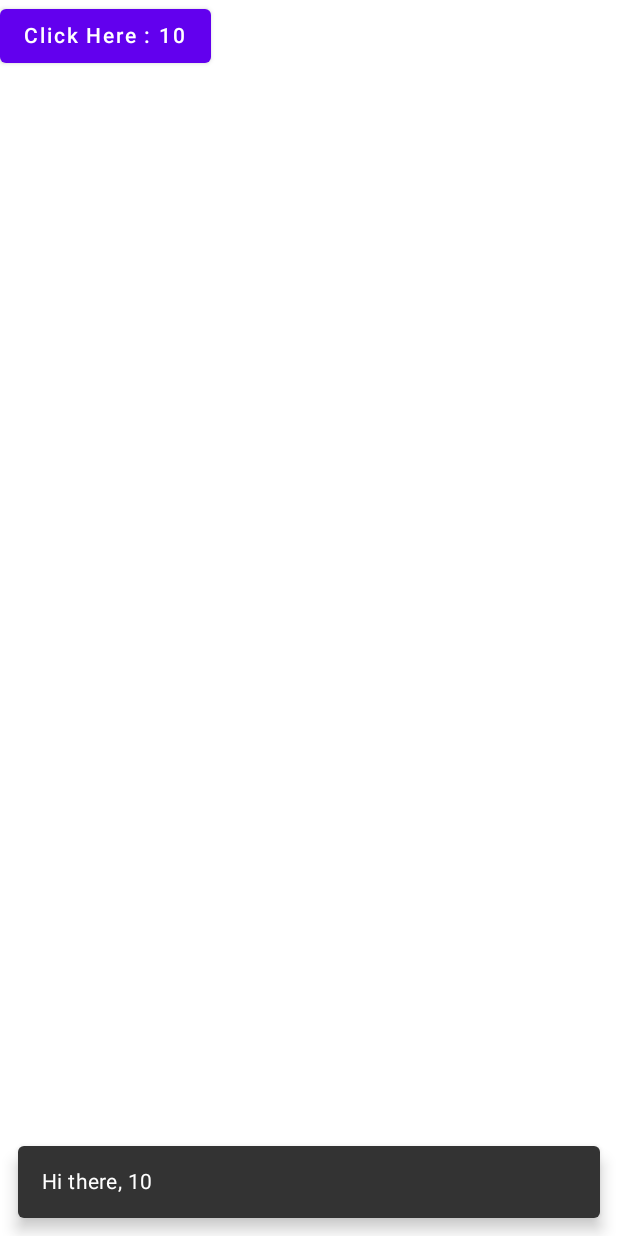
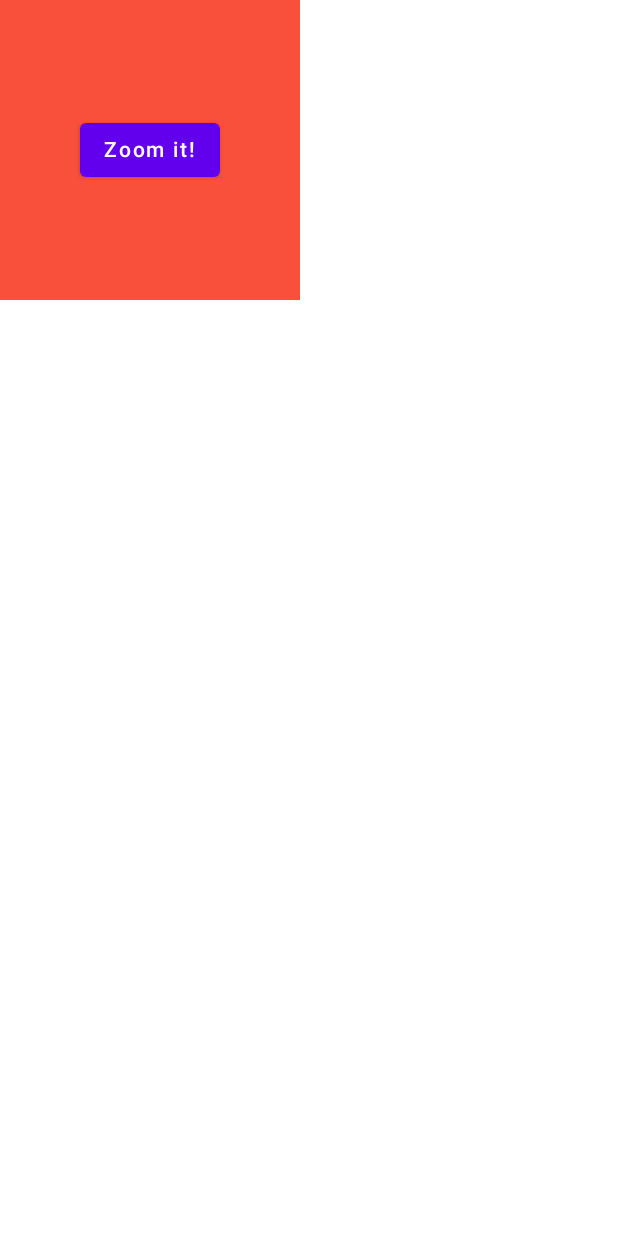
Before and after one commit to Yash-Raj-Singh/FirstCompose, an Android app built with Jetpack Compose: the screen it shows after launch (MainActivity), on a phone screen of 412 x 824 dp. Run offline under Robolectric (Android 15) with nearby library versions, the phone set to English and light mode, and no system bars; our stand-ins replace constraintlayout-compose.

```diff
--- a/app/src/main/java/com/example/firstcompose/MainActivity.kt
+++ b/app/src/main/java/com/example/firstcompose/MainActivity.kt
@@ -4,6 +4,8 @@ import android.os.Bundle
 import android.widget.Toast
 import androidx.activity.ComponentActivity
 import androidx.activity.compose.setContent
+import androidx.compose.animation.animateColor
+import androidx.compose.animation.core.*
 import androidx.compose.foundation.background
 import androidx.compose.foundation.layout.*
 import androidx.compose.foundation.lazy.LazyColumn
@@ -33,31 +35,52 @@ class MainActivity : ComponentActivity() {
     override fun onCreate(savedInstanceState: Bundle?) {
         super.onCreate(savedInstanceState)
         setContent {
-            val scaffoldState = rememberScaffoldState()
-            val scope = rememberCoroutineScope()
 
-            Scaffold(scaffoldState = scaffoldState) {
-                var counter = produceState(initialValue = 0){
-                    delay(3000L)
-                    value = 6
-                    delay(3000L)
-                    value = 10
-                    delay(3000L)
-                    value = 12
-                    delay(3000L)
-                    value = 20
-                }
+            var sizeState by remember{ mutableStateOf(200.dp)}
 
-                if(counter.value%5 == 0 && counter.value > 0)
-                {
-                    LaunchedEffect(key1 = scaffoldState){
-                        scaffoldState.snackbarHostState.showSnackbar("Hi there, ${counter.value}")
-                    }
-                }
+            val size by animateDpAsState(
+                targetValue = sizeState,
 
-                Button(onClick = {  })
-                {
-                    Text(text = "Click Here : ${counter.value}")
+                tween(1000)
+
+//                tween(
+//                    500,
+//                    250,
+//                    easing = LinearOutSlowInEasing
+//                )
+
+//            spring(
+//                Spring.DampingRatioHighBouncy
+//            )
+
+//                keyframes {
+//                    durationMillis = 5000
+//
+//                    sizeState at 0 with LinearEasing
+//                    sizeState * 1.5f at 1000 with FastOutLinearInEasing
+//                    sizeState * 2f at 5000
+//                }
+            )
+
+            val infiniteTransition = rememberInfiniteTransition()
+
+            val color by infiniteTransition.animateColor(
+                initialValue = Color.Cyan,
+                targetValue = Color.Red,
+                animationSpec = infiniteRepeatable(
+                    tween(2000),
+                    repeatMode = RepeatMode.Reverse
+                )
+            )
+
+            Box(modifier = Modifier
+                .size(size)
+                .background(color),
+            contentAlignment = Alignment.Center){
+                Button( onClick = {
+                    sizeState += 30.dp
+                }) {
+                    Text(text = "Zoom it!")
                 }
             }
         }
```
